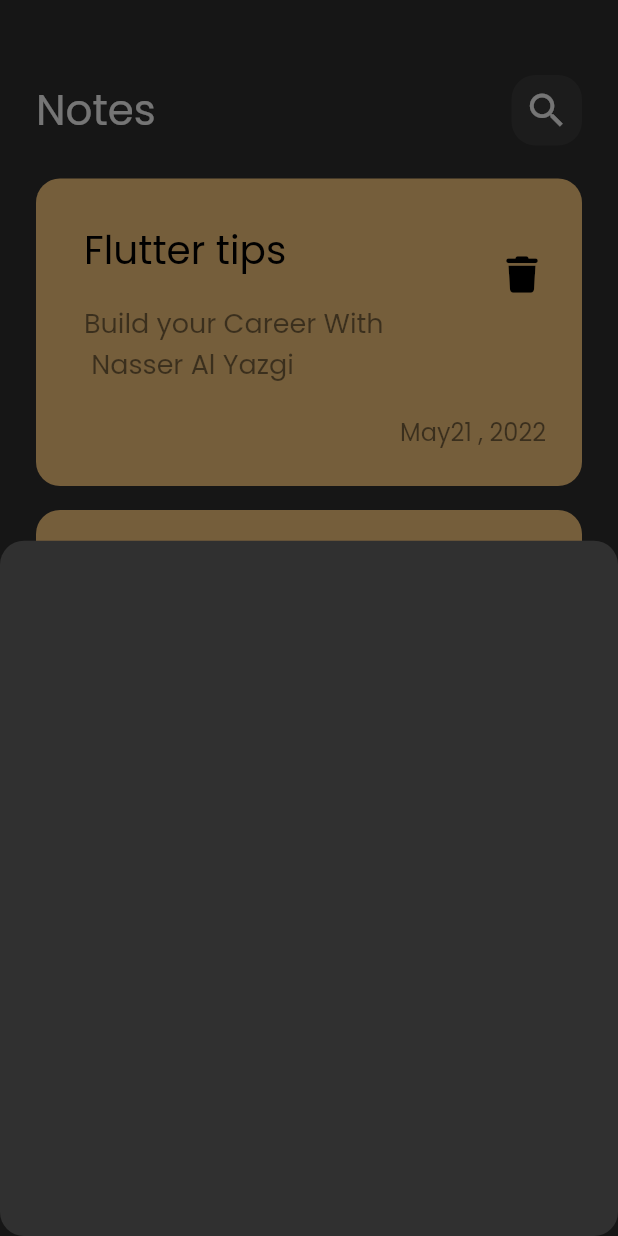
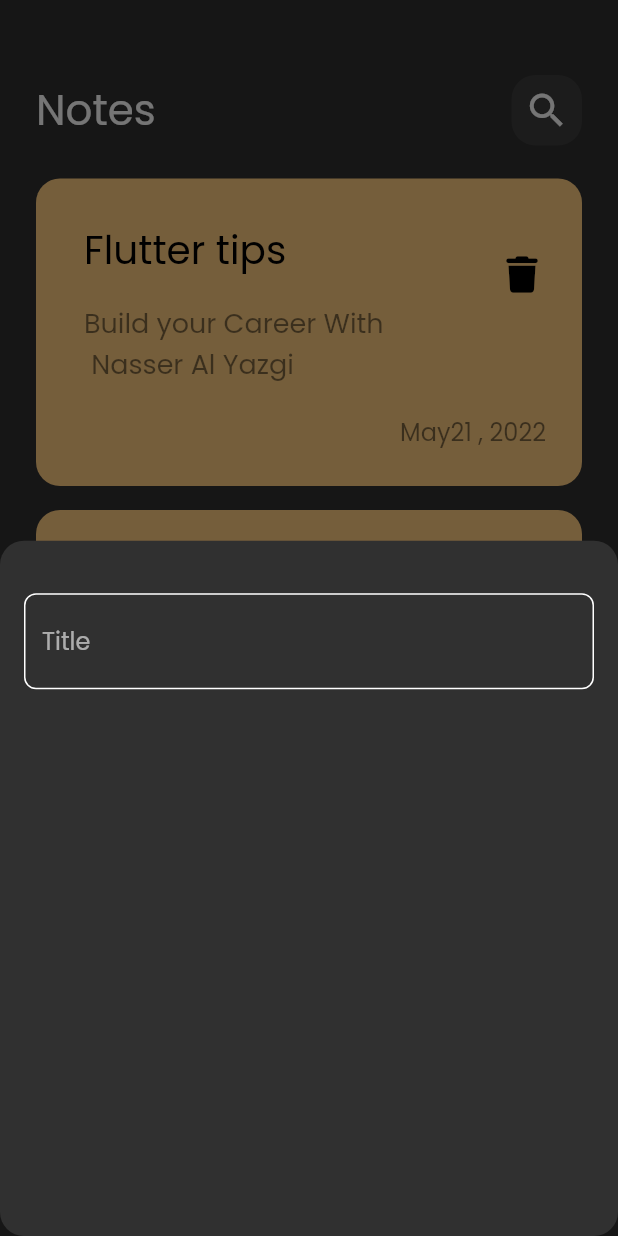
Before and after one commit to nasseryazgi/note_app, a Flutter app: the screen it shows after launch, after a tap on the "add" icon, on a phone screen of 412 x 824 dp. Run offline on Flutter 3.47's test engine with Material 2 defaults, Android fonts, the phone set to English and light mode, and no system bars; our stand-ins replace font_awesome_flutter.

Commit message:
create custom text-field

```diff
--- /dev/null
+++ b/lib/constant.dart
@@ -0,0 +1,3 @@
+import 'dart:ui';
+
+const kPrimaryColor = Color(0xff92FCD7);
--- a/lib/widgets/add_note_bottom_sheet.dart
+++ b/lib/widgets/add_note_bottom_sheet.dart
@@ -1,10 +1,22 @@
 import 'package:flutter/material.dart';
+
+import 'custom_textfield.dart';
 
 class AddNoteBottomSheet extends StatelessWidget {
   const AddNoteBottomSheet({Key? key}) : super(key: key);
 
   @override
   Widget build(BuildContext context) {
-    return Container();
+    return Container(
+      child: Padding(
+        padding: const EdgeInsets.symmetric(horizontal: 16.0),
+        child: Column(
+          children: [
+            SizedBox(height: 35,),
+            CustomTextField()
+          ],
+        ),
+      ),
+    );
   }
 }
--- /dev/null
+++ b/lib/widgets/custom_textfield.dart
@@ -0,0 +1,26 @@
+import 'package:flutter/material.dart';
+
+import '../constant.dart';
+
+class CustomTextField extends StatelessWidget {
+  const CustomTextField({Key? key}) : super(key: key);
+
+  @override
+  Widget build(BuildContext context) {
+    return TextField(
+      cursorColor: kPrimaryColor,
+      decoration: InputDecoration(
+          hintText: 'Title',
+         // hintStyle: const TextStyle(color: kPrimaryColor),
+          border: builtBorder(),
+          enabledBorder: builtBorder(),
+          focusedBorder: builtBorder(kPrimaryColor)),
+    );
+  }
+
+  OutlineInputBorder builtBorder([color]) {
+    return OutlineInputBorder(
+        borderRadius: BorderRadius.circular(8),
+        borderSide: BorderSide(color: color ?? Colors.white));
+  }
+}
```
